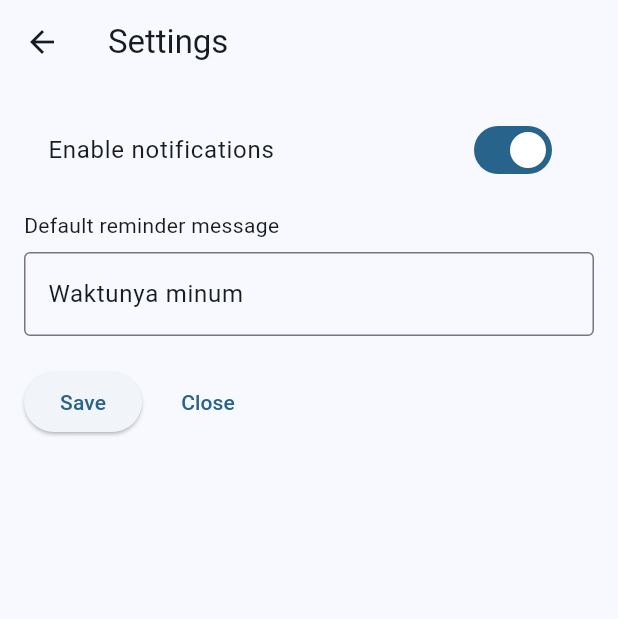
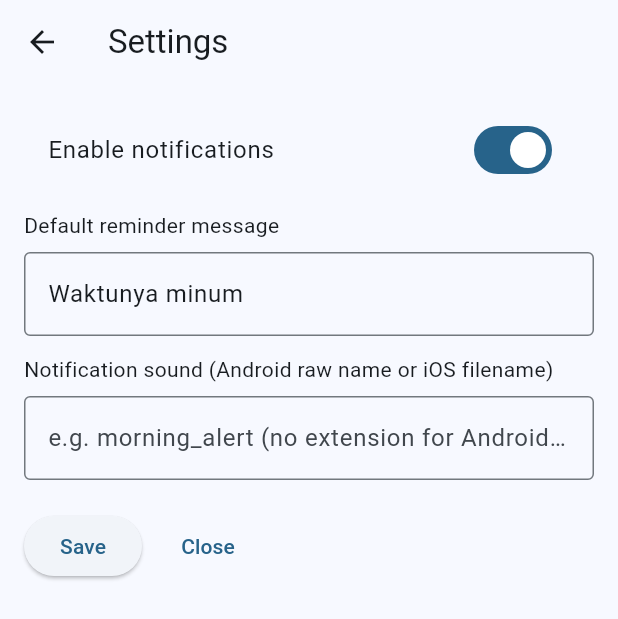
Before and after one commit to Dzaha-code/drink-reminder-app, a Flutter app: the SettingsPage screen opened directly, on a phone screen of 412 x 824 dp. Shown: the top 619 px of the screen. Run offline on Flutter 3.47's test engine with Material 3 defaults, Android fonts, the phone set to English and light mode, and no system bars; our stand-ins replace flutter_local_notifications, flutter_native_timezone, shared_preferences, timezone; accounts and stored records are empty.

Commit message:
Dzaha: update fitur & UI

```diff
--- a/lib/services/notification_service.dart
+++ b/lib/services/notification_service.dart
@@ -45,8 +45,9 @@ class NotificationService {
     int id,
     String title,
     String body,
-    TimeOfDay time,
-  ) async {
+    TimeOfDay time, {
+    String? soundName,
+  }) async {
     // compute next instance in local timezone
     final now = tz.TZDateTime.now(tz.local);
     var scheduled = tz.TZDateTime(
@@ -61,14 +62,30 @@ class NotificationService {
       scheduled = scheduled.add(const Duration(days: 1));
     }
 
-    final android = AndroidNotificationDetails(
+    AndroidNotificationDetails android;
+    if (soundName != null && soundName.isNotEmpty) {
+      android = AndroidNotificationDetails(
+        'drink_reminder_channel',
+        'Drink Reminders',
+        channelDescription: 'Reminders to drink water',
+        importance: Importance.max,
+        priority: Priority.high,
+        sound: RawResourceAndroidNotificationSound(soundName),
+      );
+    } else {
+      android = AndroidNotificationDetails(
         'drink_reminder_channel',
         'Drink Reminders',
         channelDescription: 'Reminders to drink water',
         importance: Importance.max,
         priority: Priority.high,
       );
-    final ios = DarwinNotificationDetails();
+    }
+
+    final ios = (soundName != null && soundName.isNotEmpty)
+        ? DarwinNotificationDetails(sound: soundName)
+        : const DarwinNotificationDetails();
+
     final details = NotificationDetails(android: android, iOS: ios);
 
     await _plugin.zonedSchedule(
--- a/lib/services/storage_service.dart
+++ b/lib/services/storage_service.dart
@@ -10,6 +10,7 @@ class StorageService {
   static const _keyReminders = 'reminders_v1';
   static const _keyNotificationsEnabled = 'settings_notifications_enabled_v1';
   static const _keyDefaultMessage = 'settings_default_message_v1';
+  static const _keyDefaultSound = 'settings_default_sound_v1';
 
   static Future<void> init() async {
     _prefs = await SharedPreferences.getInstance();
@@ -41,4 +42,13 @@ class StorageService {
   static Future<void> setDefaultMessage(String message) async {
     await _prefs?.setString(_keyDefaultMessage, message);
   }
+
+  static String defaultSound() {
+    // Name without extension for Android (raw resource), and filename for iOS (e.g. sound.caf)
+    return _prefs?.getString(_keyDefaultSound) ?? '';
+  }
+
+  static Future<void> setDefaultSound(String sound) async {
+    await _prefs?.setString(_keyDefaultSound, sound);
+  }
 }
--- a/lib/settings_page.dart
+++ b/lib/settings_page.dart
@@ -13,6 +13,7 @@ class SettingsPage extends StatefulWidget {
 class _SettingsPageState extends State<SettingsPage> {
   late bool _notificationsEnabled;
   late TextEditingController _messageController;
+  late TextEditingController _soundController;
 
   @override
   void initState() {
@@ -21,17 +22,22 @@ class _SettingsPageState extends State<SettingsPage> {
     _messageController = TextEditingController(
       text: StorageService.defaultMessage(),
     );
+    _soundController = TextEditingController(
+      text: StorageService.defaultSound(),
+    );
   }
 
   @override
   void dispose() {
     _messageController.dispose();
+    _soundController.dispose();
     super.dispose();
   }
 
   Future<void> _save() async {
     await StorageService.setNotificationsEnabled(_notificationsEnabled);
     await StorageService.setDefaultMessage(_messageController.text.trim());
+    await StorageService.setDefaultSound(_soundController.text.trim());
     if (!mounted) return;
     // If notifications were disabled, cancel all scheduled notifications.
     // If enabled, schedule notifications for reminders that are enabled.
@@ -42,6 +48,7 @@ class _SettingsPageState extends State<SettingsPage> {
       }
     } else {
       final body = StorageService.defaultMessage();
+      final sound = StorageService.defaultSound();
       for (final r in reminders) {
         if (r.enabled) {
           await NotificationService.scheduleDaily(
@@ -49,6 +56,7 @@ class _SettingsPageState extends State<SettingsPage> {
             r.title,
             body,
             TimeOfDay.fromDateTime(r.time),
+            soundName: sound.isNotEmpty ? sound : null,
           );
         }
       }
@@ -81,6 +89,17 @@ class _SettingsPageState extends State<SettingsPage> {
               controller: _messageController,
               decoration: const InputDecoration(border: OutlineInputBorder()),
             ),
+            const SizedBox(height: 12),
+            const Text('Notification sound (Android raw name or iOS filename)'),
+            const SizedBox(height: 8),
+            TextField(
+              controller: _soundController,
+              decoration: const InputDecoration(
+                border: OutlineInputBorder(),
+                hintText:
+                    'e.g. morning_alert (no extension for Android) or sound.caf for iOS',
+              ),
+            ),
             const SizedBox(height: 20),
             Row(
               children: [
```
Lines whose indentation alone changed are shown as unchanged.
